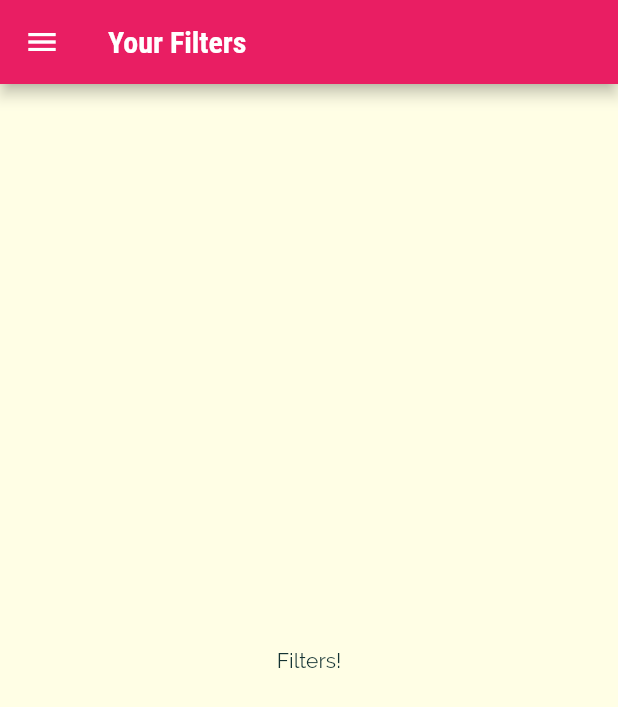
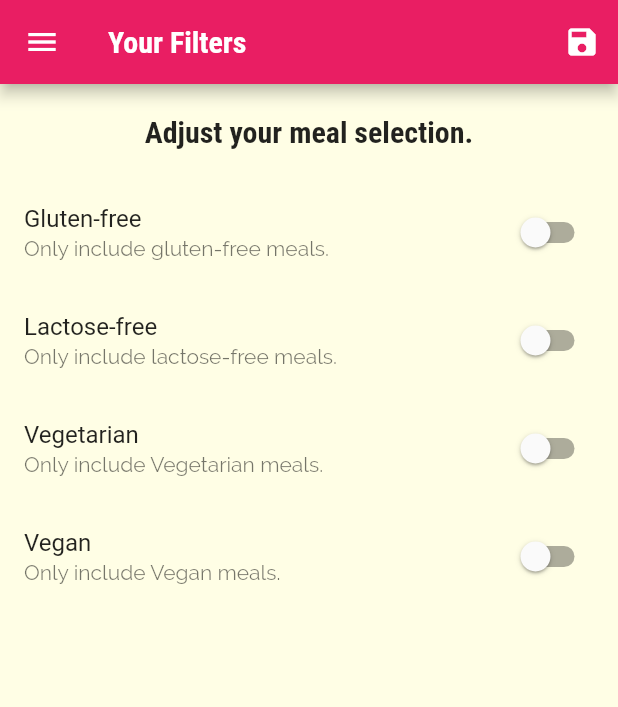
Before and after one commit to AdityaTrivedi14/Flutter-Meals-App, a Flutter app: the FilterScreen screen opened by its route, on a phone screen of 412 x 824 dp. Shown: the top 707 px of the screen. Run offline on Flutter 3.47's test engine with Material 2 defaults, Android fonts, the phone set to English and light mode, and no system bars.

Commit message:
Added Filters section

```diff
--- a/lib/main.dart
+++ b/lib/main.dart
@@ -1,4 +1,6 @@
 import 'package:flutter/material.dart';
+import './dummy_data.dart';
+import './models/meal.dart';
 import './screens/filters_screen.dart';
 import './screens/tabs_screen.dart';
 import './screens/meal_detail_screen.dart';
@@ -8,7 +10,43 @@ import './screens/categories_screen.dart';
 
 void main() => runApp(MyApp());
 
-class MyApp extends StatelessWidget {
+class MyApp extends StatefulWidget {
+  @override
+  State<MyApp> createState() => _MyAppState();
+}
+
+class _MyAppState extends State<MyApp> {
+  Map<String, bool> _filters = {
+    'gluten': false,
+    'lactose': false,
+    'vegan': false,
+    'vegetarian': false,
+  };
+
+  List<Meal> _availableMeals = DUMMY_MEALS;
+
+  void _setFilters(Map<String, bool> filterData) {
+    setState(() {
+      _filters = filterData;
+
+      _availableMeals = DUMMY_MEALS.where((meal) {
+        if (_filters['gluten']! && !meal.isGlutenFree) {
+          return false;
+        }
+        if (_filters['lactose']! && !meal.isLactoseFree) {
+          return false;
+        }
+        if (_filters['vegan']! && !meal.isVegan) {
+          return false;
+        }
+        if (_filters['vegetarian']! && !meal.isVegetarian) {
+          return false;
+        }
+        return true;
+      }).toList();
+    });
+  }
+
   @override
   Widget build(BuildContext context) {
     return MaterialApp(
@@ -35,9 +73,10 @@ class MyApp extends StatelessWidget {
       initialRoute: '/',
       routes: {
         '/': (ctx) => TabScreen(),
-        CategoryMealScreen.routeName: (ctx) => CategoryMealScreen(),
+        CategoryMealScreen.routeName: (ctx) =>
+            CategoryMealScreen(_availableMeals),
         MealDetailScreen.routeName: (ctx) => MealDetailScreen(),
-        FilterScreen.routeName: (ctx) => FilterScreen(),
+        FilterScreen.routeName: (ctx) => FilterScreen(_filters, _setFilters),
       },
     );
   }
--- a/lib/screens/filters_screen.dart
+++ b/lib/screens/filters_screen.dart
@@ -1,19 +1,119 @@
 import 'package:flutter/material.dart';
 import '../widgets/main_drawer.dart';
 
-class FilterScreen extends StatelessWidget {
+class FilterScreen extends StatefulWidget {
   // const FilterScreen({super.key});
   static const routeName = '/filters';
+
+  final Function saveFilters;
+  final Map<String, bool> currentFilters;
+
+  FilterScreen(this.currentFilters, this.saveFilters);
+
+  @override
+  State<FilterScreen> createState() => _FilterScreenState();
+}
+
+class _FilterScreenState extends State<FilterScreen> {
+  var _glutenFree = false;
+  var _vegetarian = false;
+  var _vegan = false;
+  var _lactoseFree = false;
+
+  @override
+  void initState() {
+    _glutenFree = widget.currentFilters['gluten']!;
+    _lactoseFree = widget.currentFilters['lactose']!;
+    _vegetarian = widget.currentFilters['vegetarian']!;
+    _vegan = widget.currentFilters['vegan']!;
+    super.initState();
+  }
+
+  Widget _buildSwitchListTile(
+    String title,
+    String description,
+    bool currentValue,
+    Function updateValue,
+  ) {
+    return SwitchListTile(
+      title: Text(title),
+      value: currentValue,
+      subtitle: Text(description),
+      onChanged: (val) => updateValue(val),
+    );
+  }
 
   @override
   Widget build(BuildContext context) {
     return Scaffold(
       appBar: AppBar(
-        title: Text('Your Filters'),
+        title: const Text('Your Filters'),
+        actions: <Widget>[
+          IconButton(
+              onPressed: () {
+                final selectedFilters = {
+                  'gluten': _glutenFree,
+                  'lactose': _lactoseFree,
+                  'vegan': _vegan,
+                  'vegetarian': _vegetarian,
+                };
+                widget.saveFilters(selectedFilters);
+              },
+              icon: const Icon(Icons.save))
+        ],
       ),
       drawer: MainDrawer(),
-      body: Center(
-        child: Text('Filters!'),
+      body: Column(
+        children: <Widget>[
+          Container(
+            padding: const EdgeInsets.all(20),
+            child: Text(
+              'Adjust your meal selection.',
+              style: Theme.of(context).textTheme.headline6,
+            ),
+          ),
+          Expanded(
+            child: ListView(
+              children: <Widget>[
+                _buildSwitchListTile('Gluten-free',
+                    'Only include gluten-free meals.', _glutenFree, (newValue) {
+                  setState(
+                    () {
+                      _glutenFree = newValue;
+                    },
+                  );
+                }),
+                _buildSwitchListTile(
+                    'Lactose-free',
+                    'Only include lactose-free meals.',
+                    _lactoseFree, (newValue) {
+                  setState(
+                    () {
+                      _lactoseFree = newValue;
+                    },
+                  );
+                }),
+                _buildSwitchListTile(
+                    'Vegetarian', 'Only include Vegetarian meals.', _vegetarian,
+                    (newValue) {
+                  setState(
+                    () {
+                      _vegetarian = newValue;
+                    },
+                  );
+                }),
+                _buildSwitchListTile(
+                    'Vegan', 'Only include Vegan meals.', _vegan, (newValue) {
+                  setState(
+                    () {
+                      _vegan = newValue;
+                    },
+                  );
+                }),
+              ],
+            ),
+          )
+        ],
       ),
     );
   }
```
Also changed, not shown: lib/screens/category_meals_screen.dart (+47 -19 lines), lib/screens/meal_detail_screen.dart (+8 -1 lines), lib/widgets/meal_item.dart (+12 -5 lines).
